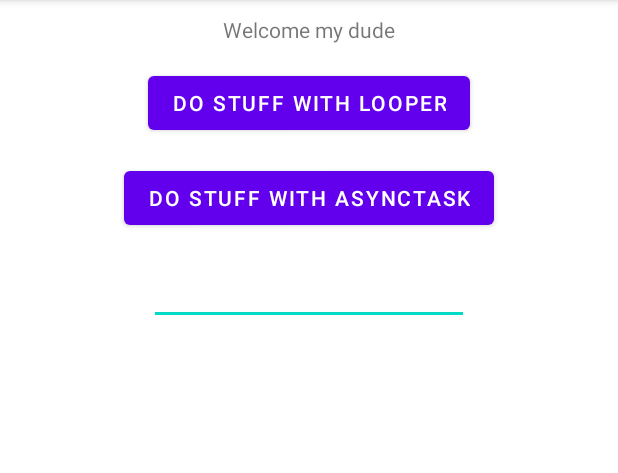
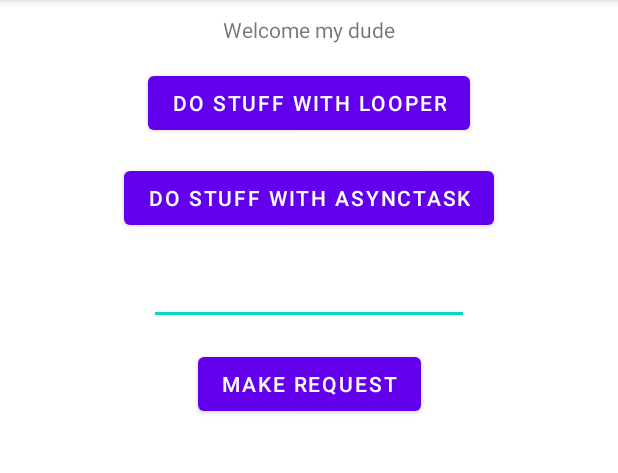
Before and after one commit to s0lver/GoogleInterviewPrep, an Android app: the screen it shows after launch (MainActivity), on a phone screen of 412 x 824 dp, the part 84-557 px from its top. Run offline under Robolectric (Android 15) with nearby library versions, the phone set to English and light mode, and no system bars.

Commit message:
Low-level net request HttpURLConnection

```diff
--- a/app/src/main/AndroidManifest.xml
+++ b/app/src/main/AndroidManifest.xml
@@ -2,7 +2,7 @@
 <manifest xmlns:android="http://schemas.android.com/apk/res/android"
     xmlns:tools="http://schemas.android.com/tools"
     package="com.solver.googleinterviewprep">
-
+    <uses-permission android:name="android.permission.INTERNET" />
     <application
         android:allowBackup="true"
         android:dataExtractionRules="@xml/data_extraction_rules"
@@ -12,7 +12,8 @@
         android:roundIcon="@mipmap/ic_launcher_round"
         android:supportsRtl="true"
         android:theme="@style/Theme.GoogleInterviewPrep"
-        tools:targetApi="31">
+        tools:targetApi="31"
+        >
         <activity
             android:name=".MainActivity"
             android:exported="true">
--- a/app/src/main/res/layout/activity_main.xml
+++ b/app/src/main/res/layout/activity_main.xml
@@ -48,4 +48,15 @@
         app:layout_constraintEnd_toEndOf="parent"
         app:layout_constraintStart_toStartOf="parent"
         app:layout_constraintTop_toBottomOf="@+id/button" />
+
+    <Button
+        android:id="@+id/btnMakeRequest"
+        android:layout_width="wrap_content"
+        android:layout_height="wrap_content"
+        android:layout_marginTop="15dp"
+        android:onClick="clickOnMakeRequest"
+        android:text="Make Request"
+        app:layout_constraintEnd_toEndOf="parent"
+        app:layout_constraintStart_toStartOf="parent"
+        app:layout_constraintTop_toBottomOf="@+id/txtOutput" />
 </androidx.constraintlayout.widget.ConstraintLayout>
```
Also changed, not shown: app/src/main/java/com/solver/googleinterviewprep/MainActivity.java (+36 -4 lines).
